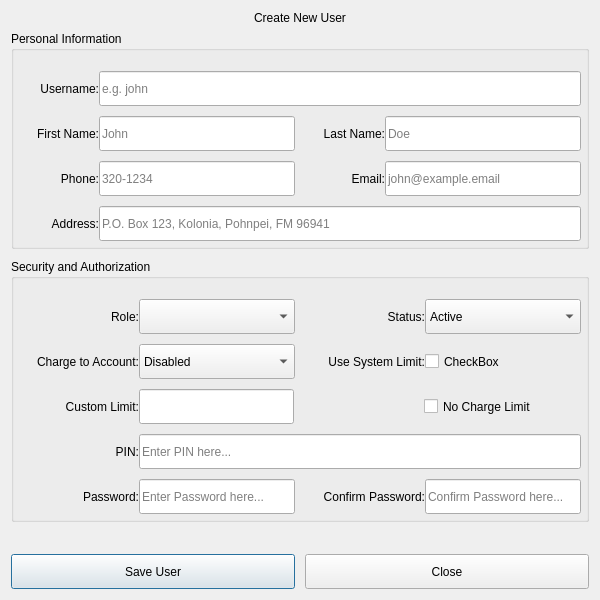
Old version of the form ui/user_form_dialog.ui in the repository micronesianmacarthur/eixn-pos.
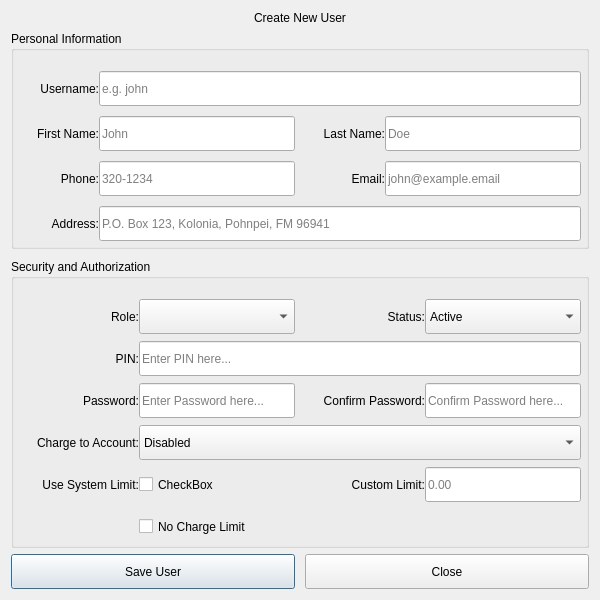
New version of the form.

```diff
--- a/ui/user_form_dialog.ui
+++ b/ui/user_form_dialog.ui
@@ -547,201 +547,6 @@
            </item>
           </layout>
          </item>
-         <item>
-          <layout class="QHBoxLayout" name="horizontalLayout_22">
-           <property name="spacing">
-            <number>10</number>
-           </property>
-           <item>
-            <layout class="QHBoxLayout" name="horizontalLayout_9">
-             <property name="spacing">
-              <number>0</number>
-             </property>
-             <item>
-              <widget class="QLabel" name="lb_charge_account">
-               <property name="minimumSize">
-                <size>
-                 <width>120</width>
-                 <height>35</height>
-                </size>
-               </property>
-               <property name="maximumSize">
-                <size>
-                 <width>120</width>
-                 <height>35</height>
-                </size>
-               </property>
-               <property name="text">
-                <string>Charge to Account:</string>
-               </property>
-               <property name="alignment">
-                <set>Qt::AlignmentFlag::AlignRight|Qt::AlignmentFlag::AlignTrailing|Qt::AlignmentFlag::AlignVCenter</set>
-               </property>
-              </widget>
-             </item>
-             <item>
-              <widget class="QComboBox" name="cb_charge_account">
-               <property name="minimumSize">
-                <size>
-                 <width>0</width>
-                 <height>35</height>
-                </size>
-               </property>
-               <property name="maximumSize">
-                <size>
-                 <width>16777215</width>
-                 <height>35</height>
-                </size>
-               </property>
-               <item>
-                <property name="text">
-                 <string>Disabled</string>
-                </property>
-               </item>
-               <item>
-                <property name="text">
-                 <string>Enabled</string>
-                </property>
-               </item>
-              </widget>
-             </item>
-            </layout>
-           </item>
-           <item>
-            <layout class="QHBoxLayout" name="horizontalLayout_18">
-             <property name="spacing">
-              <number>0</number>
-             </property>
-             <item>
-              <widget class="QLabel" name="lb_system_limit">
-               <property name="minimumSize">
-                <size>
-                 <width>0</width>
-                 <height>35</height>
-                </size>
-               </property>
-               <property name="maximumSize">
-                <size>
-                 <width>120</width>
-                 <height>16777215</height>
-                </size>
-               </property>
-               <property name="text">
-                <string>Use System Limit:</string>
-               </property>
-               <property name="alignment">
-                <set>Qt::AlignmentFlag::AlignRight|Qt::AlignmentFlag::AlignTrailing|Qt::AlignmentFlag::AlignVCenter</set>
-               </property>
-              </widget>
-             </item>
-             <item>
-              <widget class="QCheckBox" name="chk_system_limit">
-               <property name="minimumSize">
-                <size>
-                 <width>0</width>
-                 <height>35</height>
-                </size>
-               </property>
-               <property name="text">
-                <string>CheckBox</string>
-               </property>
-              </widget>
-             </item>
-            </layout>
-           </item>
-          </layout>
-         </item>
-         <item>
-          <layout class="QHBoxLayout" name="horizontalLayout_21">
-           <property name="spacing">
-            <number>10</number>
-           </property>
-           <item>
-            <layout class="QHBoxLayout" name="horizontalLayout_19">
-             <property name="spacing">
-              <number>0</number>
-             </property>
-             <item>
-              <widget class="QLabel" name="lb_custom_limit">
-               <property name="minimumSize">
-                <size>
-                 <width>120</width>
-                 <height>35</height>
-                </size>
-               </property>
-               <property name="maximumSize">
-                <size>
-                 <width>120</width>
-                 <height>16777215</height>
-                </size>
-               </property>
-               <property name="text">
-                <string>Custom Limit:</string>
-               </property>
-               <property name="alignment">
-                <set>Qt::AlignmentFlag::AlignRight|Qt::AlignmentFlag::AlignTrailing|Qt::AlignmentFlag::AlignVCenter</set>
-               </property>
-              </widget>
-             </item>
-             <item>
-              <widget class="QLineEdit" name="le_custom_limit">
-               <property name="minimumSize">
-                <size>
-                 <width>155</width>
-                 <height>35</height>
-                </size>
-               </property>
-               <property name="maximumSize">
-                <size>
-                 <width>155</width>
-                 <height>16777215</height>
-                </size>
-               </property>
-              </widget>
-             </item>
-            </layout>
-           </item>
-           <item>
-            <layout class="QHBoxLayout" name="horizontalLayout_20">
-             <property name="spacing">
-              <number>0</number>
-             </property>
-             <item>
-              <widget class="QLabel" name="lb_disable_limit">
-               <property name="minimumSize">
-                <size>
-                 <width>120</width>
-                 <height>35</height>
-                </size>
-               </property>
-               <property name="maximumSize">
-                <size>
-                 <width>120</width>
-                 <height>16777215</height>
-                </size>
-               </property>
-               <property name="text">
-                <string/>
-               </property>
-              </widget>
-             </item>
-             <item>
-              <widget class="QCheckBox" name="chk_disable_limit">
-               <property name="minimumSize">
-                <size>
-                 <width>140</width>
-                 <height>35</height>
-                </size>
-               </property>
-               <property name="text">
-                <string>No Charge Limit</string>
-               </property>
-              </widget>
-             </item>
-            </layout>
-           </item>
-          </layout>
-         </item>
          <item>
           <layout class="QHBoxLayout" name="horizontalLayout_10">
            <property name="spacing">
@@ -902,6 +707,209 @@
            </item>
           </layout>
          </item>
+         <item>
+          <layout class="QHBoxLayout" name="horizontalLayout_9">
+           <property name="spacing">
+            <number>0</number>
+           </property>
+           <item>
+            <widget class="QLabel" name="lb_charge_account">
+             <property name="minimumSize">
+              <size>
+               <width>120</width>
+               <height>35</height>
+              </size>
+             </property>
+             <property name="maximumSize">
+              <size>
+               <width>120</width>
+               <height>35</height>
+              </size>
+             </property>
+             <property name="text">
+              <string>Charge to Account:</string>
+             </property>
+             <property name="alignment">
+              <set>Qt::AlignmentFlag::AlignRight|Qt::AlignmentFlag::AlignTrailing|Qt::AlignmentFlag::AlignVCenter</set>
+             </property>
+            </widget>
+           </item>
+           <item>
+            <widget class="QComboBox" name="cb_charge_account">
+             <property name="minimumSize">
+              <size>
+               <width>0</width>
+               <height>35</height>
+              </size>
+             </property>
+             <property name="maximumSize">
+              <size>
+               <width>16777215</width>
+               <height>35</height>
+              </size>
+             </property>
+             <item>
+              <property name="text">
+               <string>Disabled</string>
+              </property>
+             </item>
+             <item>
+              <property name="text">
+               <string>Enabled</string>
+              </property>
+             </item>
+            </widget>
+           </item>
+          </layout>
+         </item>
+         <item>
+          <layout class="QHBoxLayout" name="horizontalLayout_21">
+           <property name="spacing">
+            <number>10</number>
+           </property>
+           <item>
+            <layout class="QHBoxLayout" name="horizontalLayout_18">
+             <property name="spacing">
+              <number>0</number>
+             </property>
+             <item>
+              <widget class="QLabel" name="lb_system_limit">
+               <property name="minimumSize">
+                <size>
+                 <width>120</width>
+                 <height>35</height>
+                </size>
+               </property>
+               <property name="maximumSize">
+                <size>
+                 <width>16777215</width>
+                 <height>16777215</height>
+                </size>
+               </property>
+               <property name="text">
+                <string>Use System Limit:</string>
+               </property>
+               <property name="alignment">
+                <set>Qt::AlignmentFlag::AlignRight|Qt::AlignmentFlag::AlignTrailing|Qt::AlignmentFlag::AlignVCenter</set>
+               </property>
+              </widget>
+             </item>
+             <item>
+              <widget class="QCheckBox" name="chk_system_limit">
+               <property name="sizePolicy">
+                <sizepolicy hsizetype="MinimumExpanding" vsizetype="Fixed">
+                 <horstretch>0</horstretch>
+                 <verstretch>0</verstretch>
+                </sizepolicy>
+               </property>
+               <property name="minimumSize">
+                <size>
+                 <width>0</width>
+                 <height>35</height>
+                </size>
+               </property>
+               <property name="text">
+                <string>CheckBox</string>
+               </property>
+              </widget>
+             </item>
+            </layout>
+           </item>
+           <item>
+            <layout class="QHBoxLayout" name="horizontalLayout_19">
+             <property name="spacing">
+              <number>0</number>
+             </property>
+             <item>
+              <widget class="QLabel" name="lb_custom_limit">
+               <property name="sizePolicy">
+                <sizepolicy hsizetype="Expanding" vsizetype="Preferred">
+                 <horstretch>0</horstretch>
+                 <verstretch>0</verstretch>
+                </sizepolicy>
+               </property>
+               <property name="minimumSize">
+                <size>
+                 <width>120</width>
+                 <height>35</height>
+                </size>
+               </property>
+               <property name="maximumSize">
+                <size>
+                 <width>120</width>
+                 <height>16777215</height>
+                </size>
+               </property>
+               <property name="text">
+                <string>Custom Limit:</string>
+               </property>
+               <property name="alignment">
+                <set>Qt::AlignmentFlag::AlignRight|Qt::AlignmentFlag::AlignTrailing|Qt::AlignmentFlag::AlignVCenter</set>
+               </property>
+              </widget>
+             </item>
+             <item>
+              <widget class="QLineEdit" name="le_custom_limit">
+               <property name="minimumSize">
+                <size>
+                 <width>0</width>
+                 <height>35</height>
+                </size>
+               </property>
+               <property name="maximumSize">
+                <size>
+                 <width>16777215</width>
+                 <height>16777215</height>
+                </size>
+               </property>
+               <property name="placeholderText">
+                <string>0.00</string>
+               </property>
+              </widget>
+             </item>
+            </layout>
+           </item>
+          </layout>
+         </item>
+         <item>
+          <layout class="QHBoxLayout" name="horizontalLayout_20">
+           <property name="spacing">
+            <number>0</number>
+           </property>
+           <item>
+            <widget class="QLabel" name="lb_disable_limit">
+             <property name="minimumSize">
+              <size>
+               <width>120</width>
+               <height>35</height>
+              </size>
+             </property>
+             <property name="maximumSize">
+              <size>
+               <width>120</width>
+               <height>16777215</height>
+              </size>
+             </property>
+             <property name="text">
+              <string/>
+             </property>
+            </widget>
+           </item>
+           <item>
+            <widget class="QCheckBox" name="chk_disable_limit">
+             <property name="minimumSize">
+              <size>
+               <width>140</width>
+               <height>35</height>
+              </size>
+             </property>
+             <property name="text">
+              <string>No Charge Limit</string>
+             </property>
+            </widget>
+           </item>
+          </layout>
+         </item>
         </layout>
        </widget>
       </item>
```
